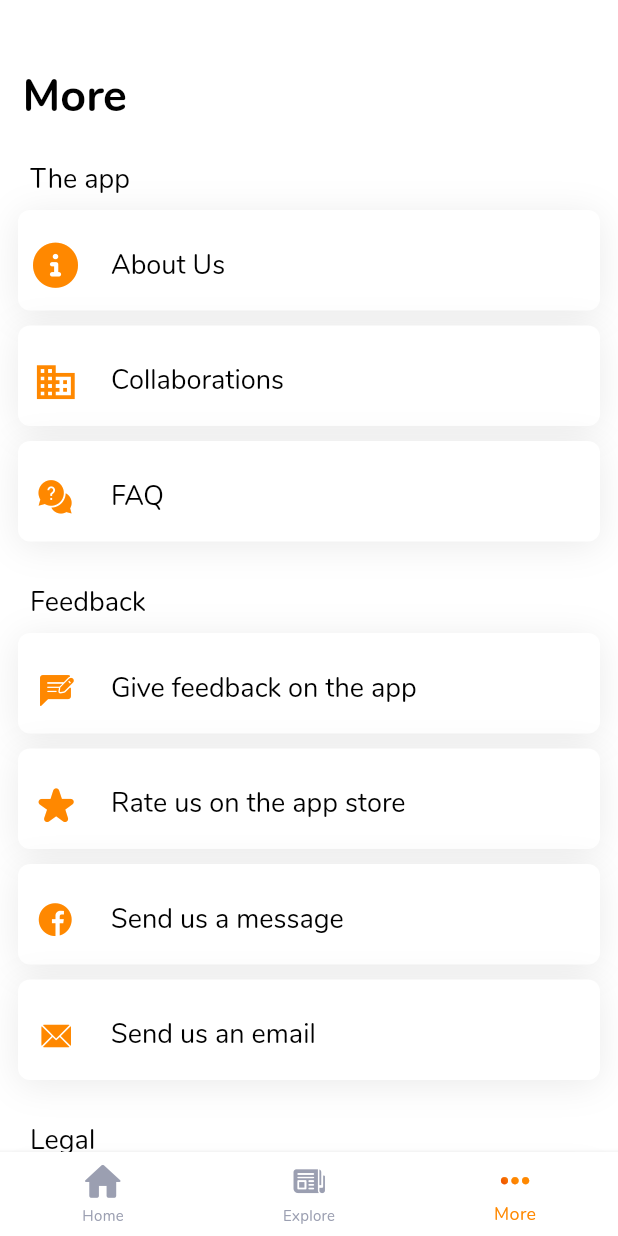
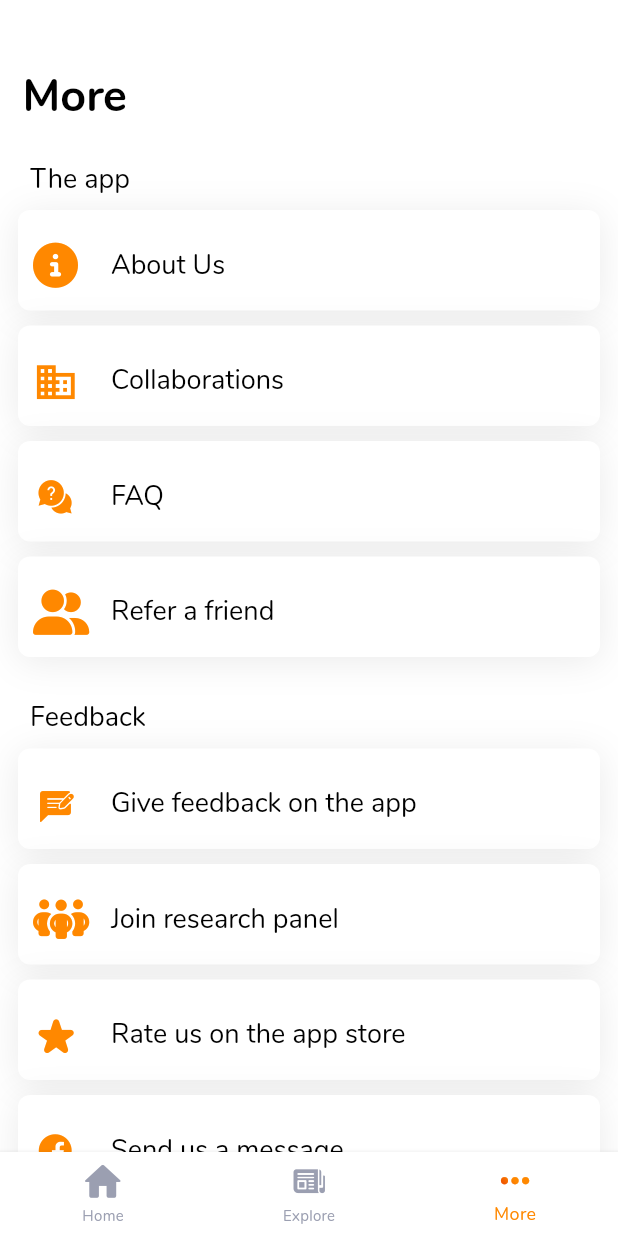
Before and after one commit to now-u/now-u-app, a Flutter app: the MoreView screen opened by its route, on a phone screen of 412 x 824 dp. Run offline on Flutter 3.47's test engine with Material 3 defaults, Android fonts, the phone set to English and light mode, and no system bars; our stand-ins replace auto_route, bloc, built_collection, built_value, cached_network_image, device_info and 21 more; missing offline and left inert: causeApiClient, flutter_facebook_auth, flutter_inappwebview, meilisearch, open_mail_app, rect_getter and 2 more; accounts and stored records are empty; generated files the repository leaves out were written again.

Commit message:
Add refer a friend and join research panel to more menu (#352)
* Add refer a friend and join research panel to more menu

* Update refer text

```diff
--- a/lib/assets/constants.dart
+++ b/lib/assets/constants.dart
@@ -34,6 +34,7 @@ final TERMS_AND_CONDITIONS_URI = Uri.parse(
 
 final ABOUT_US_URI = Uri.parse('https://www.now-u.com/about');
 final FEEDBACK_FORM_URI = Uri.parse('https://forms.gle/xenzFkRVrELsqnnB9');
+final JOIN_RESEARCH_FORM_URI = Uri.parse('https://forms.gle/DjSdjH1DfNtRwXiP7');
 
 final INSTAGRAM_URI = Uri.parse('https://www.instagram.com/now_u_app/');
 final FACEBOOK_URI = Uri.parse('https://www.facebook.com/nowufb');
--- a/lib/ui/views/more/more_view.dart
+++ b/lib/ui/views/more/more_view.dart
@@ -8,6 +8,7 @@ import 'package:nowu/assets/constants.dart';
 import 'package:nowu/assets/icons/customIcons.dart';
 import 'package:nowu/router.dart';
 import 'package:nowu/router.gr.dart';
+import 'package:share_plus/share_plus.dart';
 import 'package:nowu/ui/views/authentication/bloc/authentication_bloc.dart';
 import 'package:nowu/ui/views/authentication/bloc/authentication_state.dart';
 
@@ -81,11 +82,26 @@ List<MenuItemData> getMenuItems(
         icon: CustomIcons.ic_faq,
         action: RouteMenuItemAction(FaqRoute()),
       ),
+      ActionMenuItem(
+        title: 'Refer a friend',
+        icon: FontAwesomeIcons.userGroup,
+        action: FunctionMenuItemAction(() async {
+          await Share.share(
+            'Hey! I recently downloaded this app on my phone to support charities and causes that are important to me. You should give it a try! Check-out now-u! https://links.now-u.com',
+            subject: 'Checkout now-u 🎉',
+          );
+        }),
+      ),
       const SectionHeadingMenuItem(title: 'Feedback'),
       ActionMenuItem(
         title: 'Give feedback on the app',
         icon: CustomIcons.ic_feedback,
         action: LinkMenuItemAction(FEEDBACK_FORM_URI),
+      ),
+      ActionMenuItem(
+        title: 'Join research panel',
+        icon: FontAwesomeIcons.peopleGroup,
+        action: LinkMenuItemAction(JOIN_RESEARCH_FORM_URI),
       ),
       if (defaultTargetPlatform == TargetPlatform.iOS ||
           defaultTargetPlatform == TargetPlatform.android)
--- a/pubspec.yaml
+++ b/pubspec.yaml
@@ -86,6 +86,7 @@ dependencies:
   built_value: ^8.9.2
   crypto: ^3.0.3
   http: ^1.2.2
+  share_plus: ^10.1.1
 dev_dependencies:
   flutter_test:
     sdk: flutter
```
Also changed, not shown: pubspec.lock, 4 other files.
